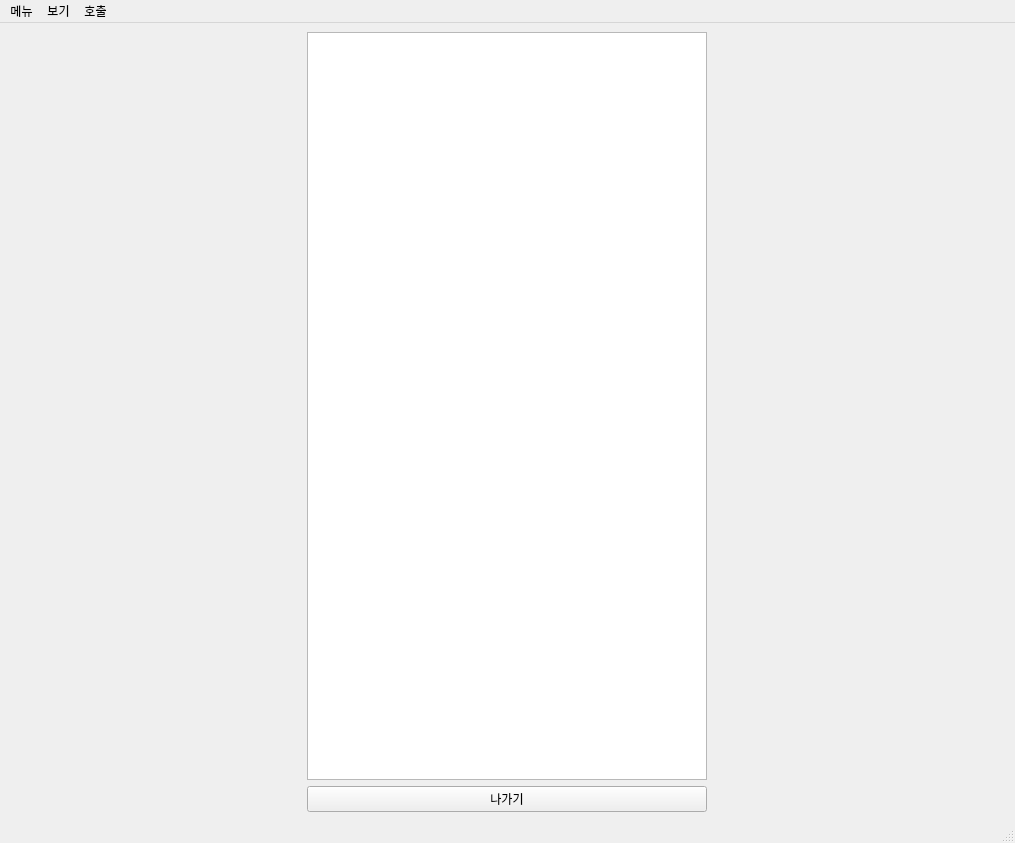
SSU-DC-DCWZ/ObsCare_Front, file main.ui: the form before one commit.
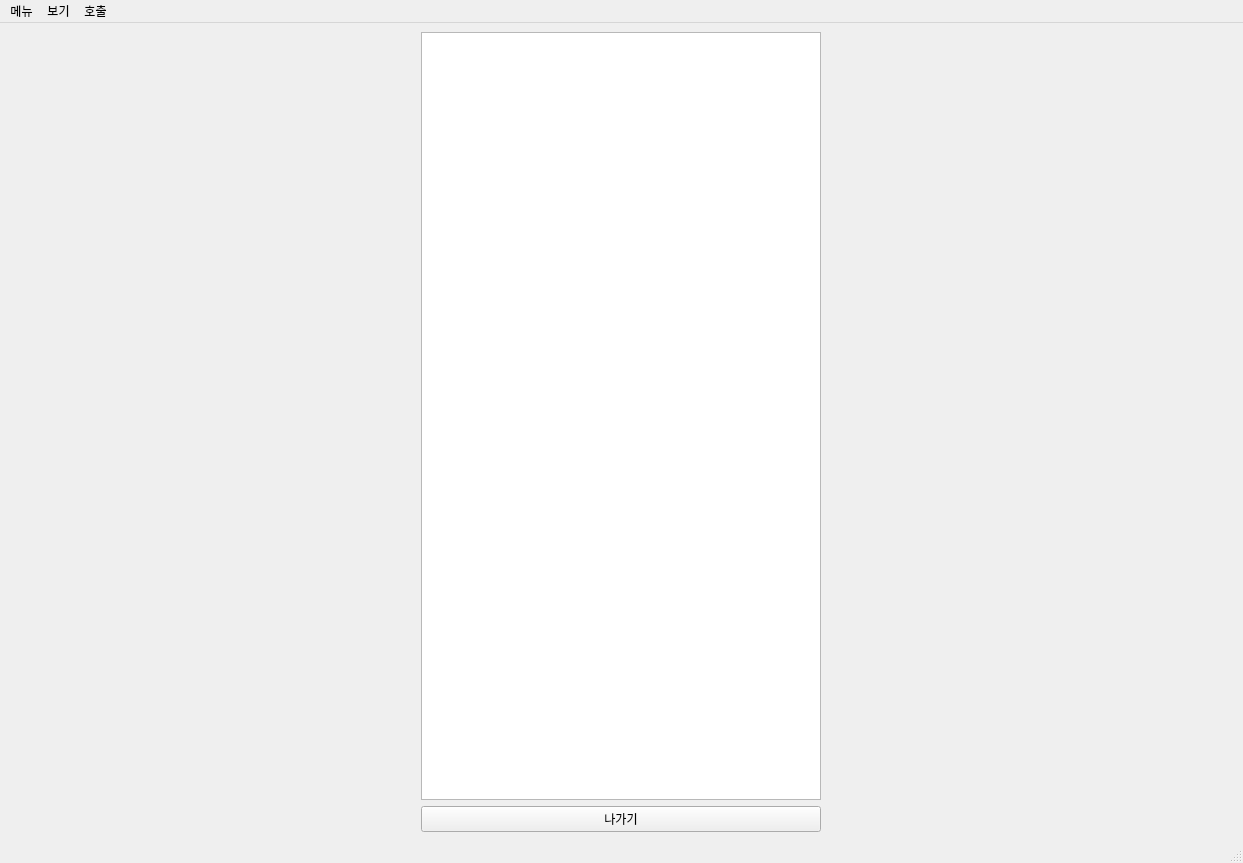
The form after the commit.

Commit message: input box to get the prev date

```diff
--- a/main.ui
+++ b/main.ui
@@ -6,8 +6,8 @@
    <rect>
     <x>0</x>
     <y>0</y>
-    <width>1015</width>
-    <height>843</height>
+    <width>1243</width>
+    <height>863</height>
    </rect>
   </property>
   <property name="minimumSize">
@@ -86,7 +86,7 @@
     <rect>
      <x>0</x>
      <y>0</y>
-     <width>1015</width>
+     <width>1243</width>
      <height>26</height>
     </rect>
    </property>
```
The commit also changes 1 other file.
